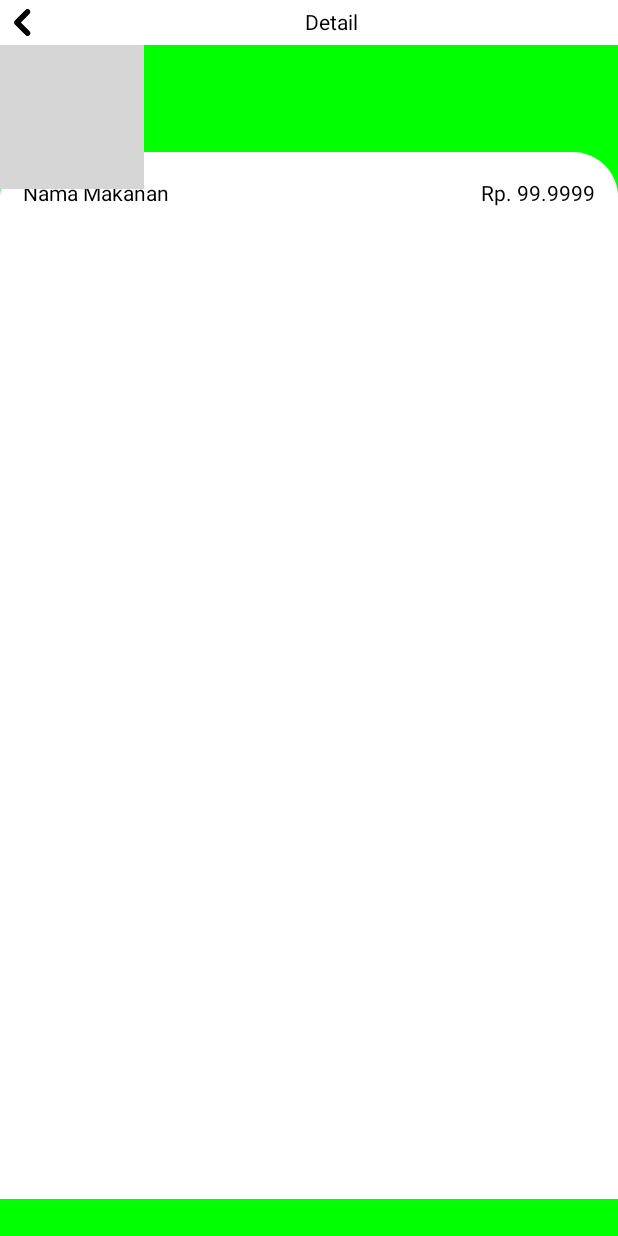
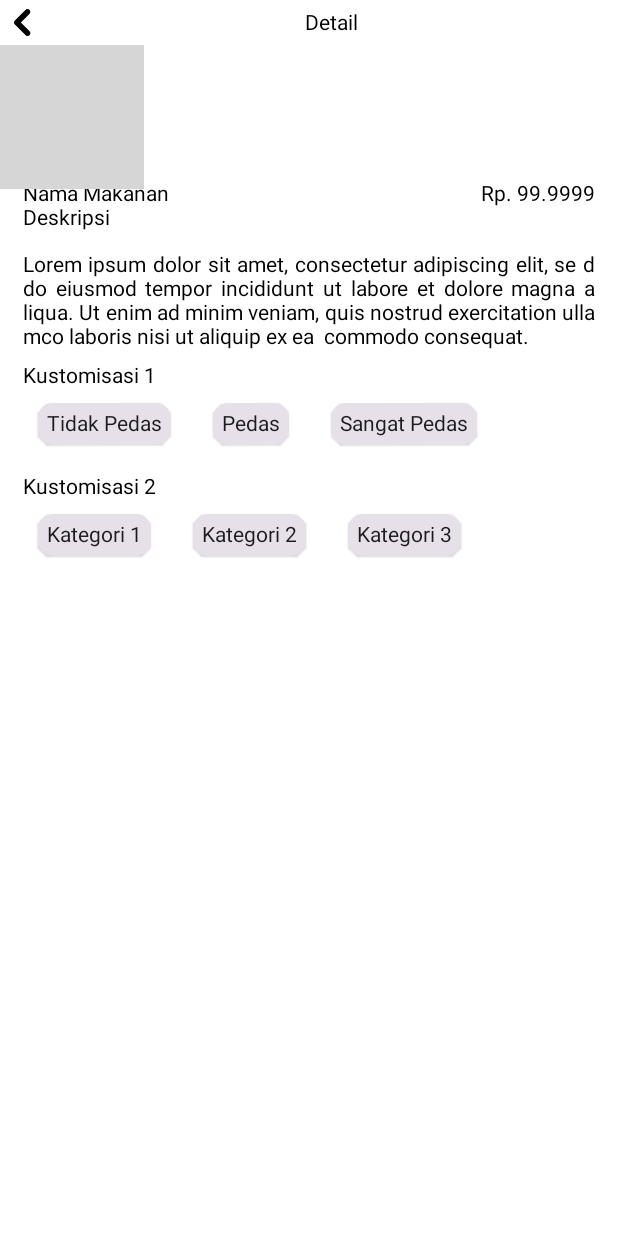
Before and after one commit to C23-PS288/dompet-makanan-application, an Android app built with Jetpack Compose: the @Preview function DetailScreen, on a phone screen of 412 x 824 dp. Run offline under Robolectric (Android 15) with nearby library versions, the phone set to English and light mode, and no system bars; grey boxes are pictures that could not be loaded.

Commit message:
- Add DetailScreen

```diff
--- /dev/null
+++ b/app/src/main/java/com/rozi/dompetmakanan/ui/screen/detail/ContentCustomize.kt
@@ -0,0 +1,15 @@
+package com.rozi.dompetmakanan.ui.screen.detail
+
+data class ContentCustomize(val customize: String)
+
+val customItem1 = listOf(
+    ContentCustomize("Tidak Pedas"),
+    ContentCustomize("Pedas"),
+    ContentCustomize("Sangat Pedas")
+)
+
+val customItem2 = listOf(
+    ContentCustomize("Kategori 1"),
+    ContentCustomize("Kategori 2"),
+    ContentCustomize("Kategori 3")
+)
--- a/app/src/main/java/com/rozi/dompetmakanan/ui/screen/detail/DetailScreen.kt
+++ b/app/src/main/java/com/rozi/dompetmakanan/ui/screen/detail/DetailScreen.kt
@@ -2,8 +2,13 @@ package com.rozi.dompetmakanan.ui.screen.detail
 
 import androidx.compose.foundation.Image
 import androidx.compose.foundation.background
+import androidx.compose.foundation.clickable
 import androidx.compose.foundation.layout.*
+import androidx.compose.foundation.lazy.LazyRow
+import androidx.compose.foundation.lazy.items
 import androidx.compose.foundation.shape.RoundedCornerShape
+import androidx.compose.material3.Card
+import androidx.compose.material3.CardDefaults
 import androidx.compose.material3.Text
 import androidx.compose.runtime.Composable
 import androidx.compose.ui.Alignment
@@ -21,7 +26,7 @@ import com.rozi.dompetmakanan.ui.components.TopBar
 fun DetailScreen(){
     Box(
         modifier = Modifier
-            .background(Color.Green)
+            .background(Color.White)
             .fillMaxSize()
     ) {
         Column(
@@ -60,8 +65,72 @@ fun DetailScreen(){
                             modifier = Modifier.weight(1f)
                         )
                     }
+                    Row(
+                        modifier = Modifier.fillMaxWidth()
+                    ) {
+                        Text(text = "Deskripsi")
+                    }
+                    Row(
+                        modifier = Modifier
+                            .fillMaxWidth()
+                            .padding(top = 15.dp)
+                    ) {
+                        Text(
+                            text = "Lorem ipsum dolor sit amet, consectetur adipiscing elit, se d do eiusmod tempor incididunt ut labore et dolore magna a liqua. Ut enim ad minim veniam, quis nostrud exercitation ulla mco laboris nisi ut aliquip ex ea  commodo consequat.",
+                            textAlign = TextAlign.Justify
+                        )
+                    }
+                    Spacer(modifier = Modifier.padding(top = 10.dp))
+                    Customization(title = "Kustomisasi 1") {
+                        LazyCustom(modifier = Modifier, customItem1)
+                    }
+
+                    Spacer(modifier = Modifier.padding(top = 10.dp))
+                    Customization(title = "Kustomisasi 2") {
+                        LazyCustom(modifier = Modifier, customItem2)
+                    }
                 }
             }
         }
     }
 }
+
+@Composable
+fun Customization(
+    title: String,
+    modifier: Modifier = Modifier,
+    content: @Composable () -> Unit
+){
+    Column(modifier) {
+        Text(text = title, modifier)
+        content()
+    }
+}
+
+@Composable
+fun LazyCustom(
+    modifier: Modifier = Modifier,
+    list: List<ContentCustomize>
+){
+    LazyRow(
+        horizontalArrangement = Arrangement.spacedBy(8.dp),
+        modifier = modifier
+    ){
+        items(list){ item ->
+            itemCustom(item)
+        }
+    }
+}
+
+@Composable
+fun itemCustom(customize: ContentCustomize){
+    Card(
+        modifier = Modifier
+            .padding(10.dp)
+            .clickable { },
+        shape = RoundedCornerShape(10.dp),
+        elevation = CardDefaults.elevatedCardElevation()
+    ){
+        Text(text = customize.customize, modifier = Modifier.padding(6.dp))
+    }
+}
```
Also changed, not shown: app/src/main/java/com/rozi/dompetmakanan/ui/screen/camera/ScanImageScreen.kt (+25 -7 lines).
